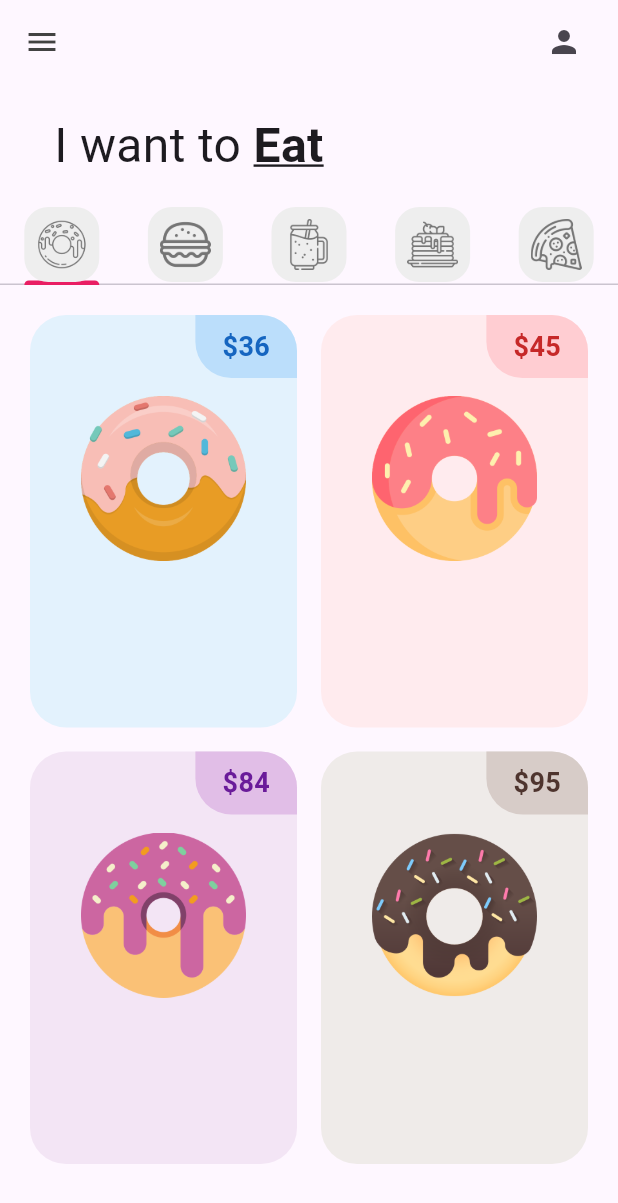
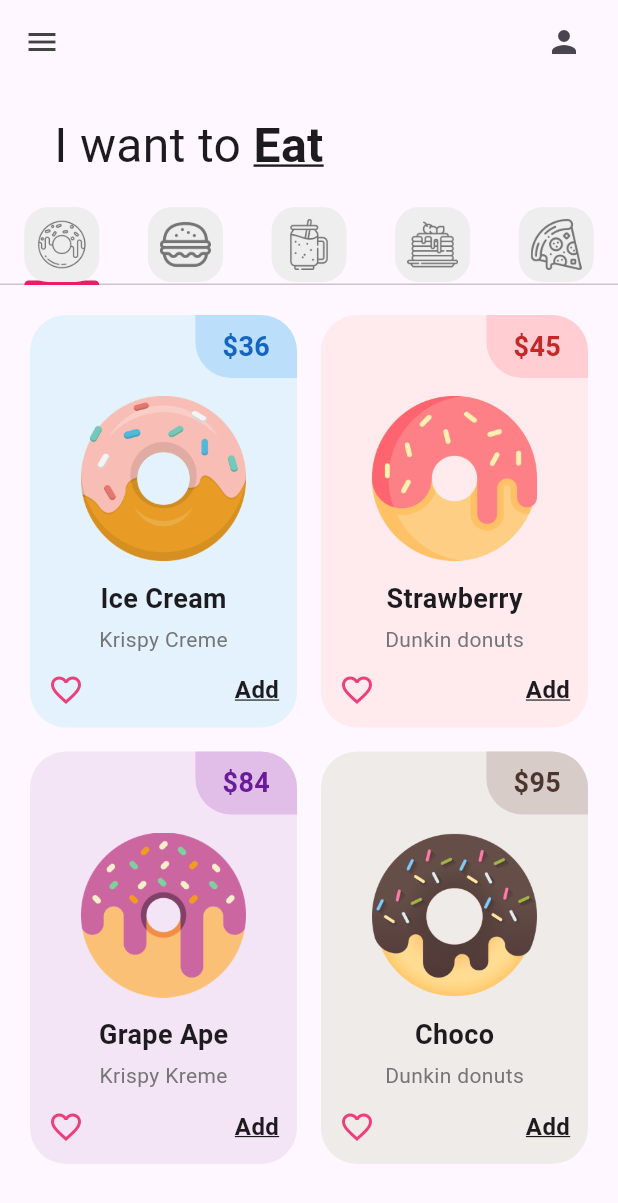
Before and after one commit to CarlosPoxtan08/donut_app_2a_poxtan, a Flutter app: the screen it shows after launch, on a phone screen of 412 x 824 dp. Shown: the top 1203 px of the screen. Run offline on Flutter 3.47's test engine with Material 3 defaults, Android fonts, the phone set to English and light mode, and no system bars.

Commit message:
DonutTile Finished

```diff
--- a/lib/tabs/donut_tab.dart
+++ b/lib/tabs/donut_tab.dart
@@ -4,11 +4,35 @@
 class DonutTab extends StatelessWidget {
   //Lista de donas
   final List donutsOnSale = [
-    // [ donutFlavor, donutPrice, donutColor, imageName ]
-    ["Ice Cream", "36", Colors.blue, "lib/images/icecream_donut.png"],
-    ["Strawberry", "45", Colors.red, "lib/images/strawberry_donut.png"],
-    ["Grape Ape", "84", Colors.purple, "lib/images/grape_donut.png"],
-    ["Choco", "95", Colors.brown, "lib/images/chocolate_donut.png"],
+    // [ donutFlavor, donutStore, donutPrice, donutColor, imageName ]
+    [
+      "Ice Cream",
+      "Krispy Creme",
+      "36",
+      Colors.blue,
+      "lib/images/icecream_donut.png"
+    ],
+    [
+      "Strawberry",
+      "Dunkin donuts",
+      "45",
+      Colors.red,
+      "lib/images/strawberry_donut.png"
+    ],
+    [
+      "Grape Ape",
+      "Krispy Kreme",
+      "84",
+      Colors.purple,
+      "lib/images/grape_donut.png"
+    ],
+    [
+      "Choco",
+      "Dunkin donuts",
+      "95",
+      Colors.brown,
+      "lib/images/chocolate_donut.png"
+    ],
   ];
   DonutTab({super.key});
 
@@ -28,9 +52,10 @@
           //Elemento individual de una cuadricula
           return DonutTile(
             donutFlavor: donutsOnSale[index][0],
-            donutPrice: donutsOnSale[index][1],
-            donutColor: donutsOnSale[index][2],
-            imageName: donutsOnSale[index][3],
+            donutStore: donutsOnSale[index][1],
+            donutPrice: donutsOnSale[index][2],
+            donutColor: donutsOnSale[index][3],
+            imageName: donutsOnSale[index][4],
           );
         });
   }
--- a/lib/utils/donut_tile.dart
+++ b/lib/utils/donut_tile.dart
@@ -2,6 +2,7 @@
 
 class DonutTile extends StatelessWidget {
   final String donutFlavor;
+  final String donutStore;
   final String donutPrice;
   final dynamic
       donutColor; //dynamic porque será de tipo Color y también usará []
@@ -10,6 +11,7 @@
   const DonutTile({
     super.key,
     required this.donutFlavor,
+    required this.donutStore,
     required this.donutPrice,
     required this.donutColor,
     required this.imageName,
@@ -53,13 +55,44 @@
               padding:
                   const EdgeInsets.symmetric(horizontal: 34.0, vertical: 12),
               child: Image.asset(imageName),
-              )
+            ),
 
             //Donut flavor text
-
+            Text(donutFlavor,
+                style:
+                    const TextStyle(fontWeight: FontWeight.bold, fontSize: 18)),
+            //Espacio entre textos
+            const SizedBox(
+              height: 4,
+            ),
+            Text(donutStore,
+                style: TextStyle(
+                    //fontWeight: FontWeight.normal,
+                    //fontSize: 12,
+                    color: Colors.grey[600])),
             //Love icon + add button
+            Padding(
+              padding: const EdgeInsets.all(12.0),
+              child: Row(
+                mainAxisAlignment: MainAxisAlignment.spaceBetween,
+                children: [
+                  Icon(
+                    Icons.favorite_border,
+                    color: Colors.pink[400],
+                  ),
+                  const Text(
+                    "Add",
+                    style: TextStyle(
+                        fontSize: 16,
+                        fontWeight: FontWeight.bold,
+                        decoration: TextDecoration.underline),
+                  ),
                 ],
               ),
-        ));
+            ),
+          ],
+        ),
+      ),
+    );
   }
 }
```
Lines whose indentation alone changed are shown as unchanged.
